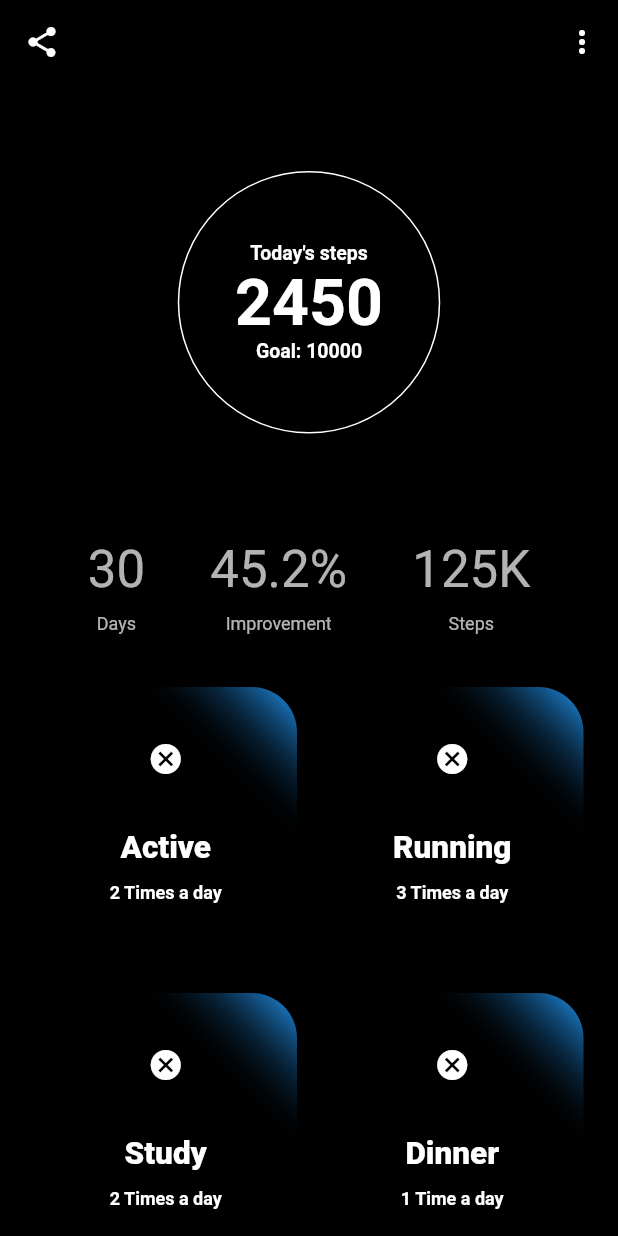
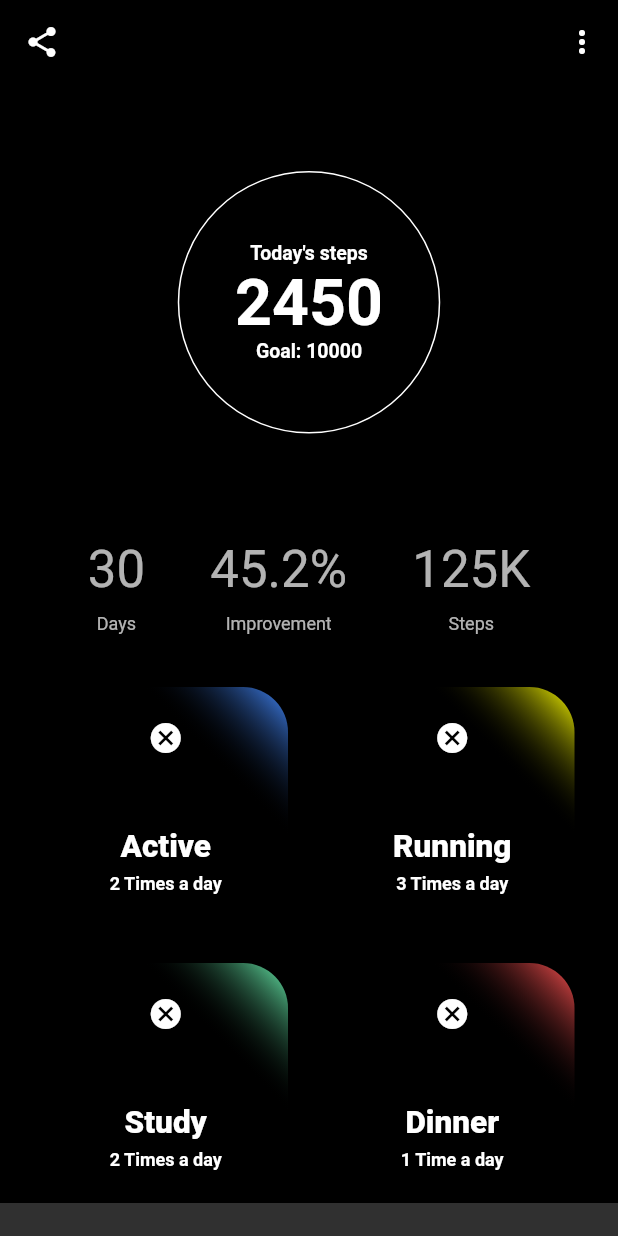
Before and after one commit to Undeadlol1/fitness_app_mockup, a Flutter app: the screen it shows after launch, on a phone screen of 412 x 824 dp. Run offline on Flutter 3.47's test engine with Material 2 defaults, Android fonts, the phone set to English and light mode, and no system bars; our stand-ins replace get; missing offline and left inert: dashbook, pixel_perfect; accounts and stored records are empty.

Commit message:
feat: improves layout

```diff
--- a/lib/screens/main_screen.dart
+++ b/lib/screens/main_screen.dart
@@ -44,7 +44,7 @@ class _SquareButtons extends StatelessWidget {
                 title: 'Active',
                 icon: Icon(Icons.cancel),
                 subtitle: '2 Times a day',
-                gradientColor: Colors.blue,
+                gradientColor: Colors.blueAccent,
               ),
             ),
             _buttonWrapper(
@@ -52,7 +52,7 @@ class _SquareButtons extends StatelessWidget {
                 title: 'Running',
                 icon: Icon(Icons.cancel),
                 subtitle: '3 Times a day',
-                gradientColor: Colors.blue,
+                gradientColor: Colors.yellowAccent,
               ),
             ),
           ],
@@ -65,7 +65,7 @@ class _SquareButtons extends StatelessWidget {
                 title: 'Study',
                 icon: Icon(Icons.cancel),
                 subtitle: '2 Times a day',
-                gradientColor: Colors.blue,
+                gradientColor: Colors.greenAccent,
               ),
             ),
             _buttonWrapper(
@@ -73,7 +73,7 @@ class _SquareButtons extends StatelessWidget {
                 title: 'Dinner',
                 icon: Icon(Icons.cancel),
                 subtitle: '1 Time a day',
-                gradientColor: Colors.blue,
+                gradientColor: Colors.redAccent,
               ),
             ),
           ],
@@ -83,14 +83,15 @@ class _SquareButtons extends StatelessWidget {
   }
 
   Widget _buttonWrapper({required Widget child}) {
+    final double horizontalPadding = 14.0;
     return Flexible(
       child: Padding(
         child: child,
-        padding: const EdgeInsets.only(
+        padding: EdgeInsets.only(
           top: 8,
-          left: 8,
-          right: 8,
           bottom: 0,
+          left: horizontalPadding,
+          right: horizontalPadding,
         ),
       ),
     );
--- a/lib/widgets/big_square_button.dart
+++ b/lib/widgets/big_square_button.dart
@@ -16,7 +16,7 @@ class BigSquareButton extends StatelessWidget {
   @override
   Widget build(BuildContext context) {
     return Container(
-      height: 180,
+      height: 160,
       width: double.infinity,
       child: Column(
         mainAxisAlignment: MainAxisAlignment.spaceEvenly,
@@ -24,6 +24,7 @@ class BigSquareButton extends StatelessWidget {
           icon,
           Column(
             children: [
+              SizedBox(height: 27),
               Text(
                 title,
                 style: TextStyle(
@@ -31,7 +32,7 @@ class BigSquareButton extends StatelessWidget {
                   fontWeight: FontWeight.w900,
                 ),
               ),
-              SizedBox(height: 10),
+              SizedBox(height: 5),
               Text(
                 subtitle,
                 style: TextStyle(
```
